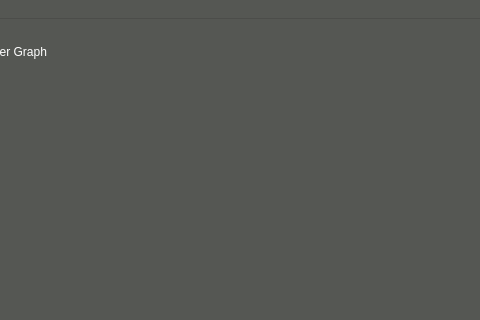
Old version of the form mainwindow.ui in the repository EVARATE/MandelbulbUI; both pictures show x 320 to 800 and y 0 to 320 of the 800 by 540 pixel window.
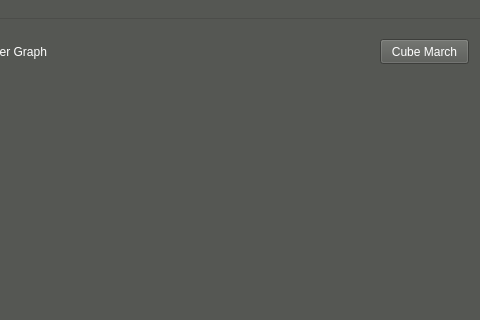
New version of the form.

Commit message:
Experimental Marching Cube Implementation
- Added experimental  version of the marching cubes algorithm

Diff of the .ui file:
```diff
--- a/mainwindow.ui
+++ b/mainwindow.ui
@@ -1068,6 +1068,19 @@
      <string>0.07</string>
     </property>
    </widget>
+   <widget class="QPushButton" name="pushButton_cubeMarch">
+    <property name="geometry">
+     <rect>
+      <x>700</x>
+      <y>20</y>
+      <width>89</width>
+      <height>25</height>
+     </rect>
+    </property>
+    <property name="text">
+     <string>Cube March</string>
+    </property>
+   </widget>
   </widget>
   <widget class="QMenuBar" name="menubar">
    <property name="geometry">
```
The commit also changes 8 other files.
